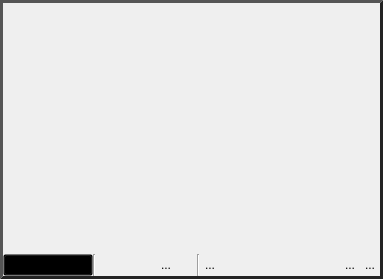
Above: src/Interface/AppInterface/ViewerWidget.ui from SCIInstitute/Seg3D before the change. Below: the same form after it.
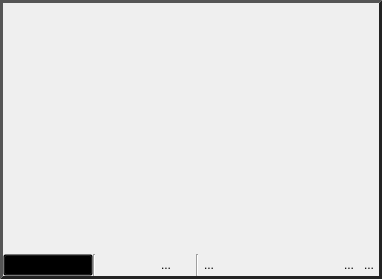
That is the form after the change. Icons and pictures are not drawn. Custom widgets are drawn as their Qt base class.

What changed in the file:
```diff
--- a/src/Interface/AppInterface/ViewerWidget.ui
+++ b/src/Interface/AppInterface/ViewerWidget.ui
@@ -6,7 +6,7 @@
    <rect>
     <x>0</x>
     <y>0</y>
-    <width>383</width>
+    <width>382</width>
     <height>279</height>
    </rect>
   </property>
```
